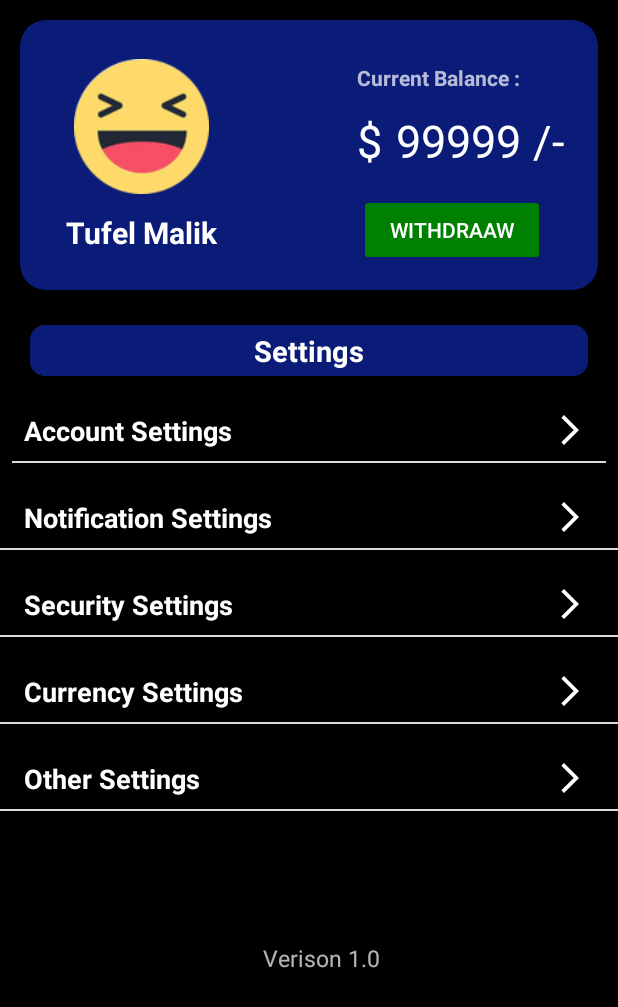
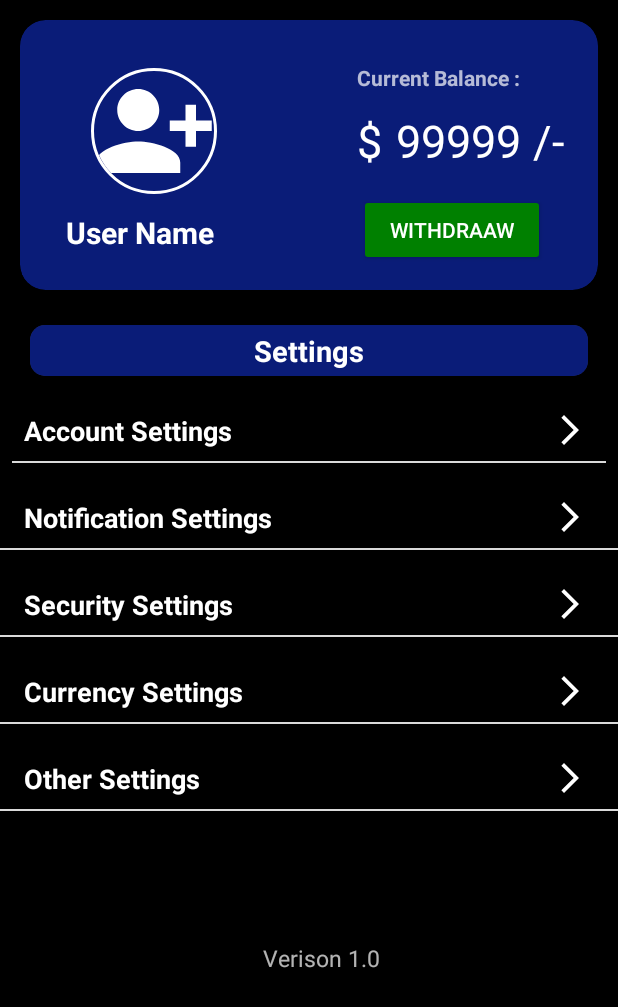
Before and after one commit to TufelMalik/Crypto-Wallet, an Android app: the layout fragment_profile.xml on its own in the app's theme, with its tools: preview values and no code run, on a phone screen of 412 x 824 dp. Shown: the top 1007 px of the screen. Run offline under Robolectric (Android 15) with nearby library versions, the light colour scheme and no system bars; network calls fail; Roboto replaces fonts that are not available here.

Commit message:
commit done User-Auth part-3 .

```diff
--- a/app/build.gradle
+++ b/app/build.gradle
@@ -52,6 +52,8 @@ dependencies {
     implementation 'com.google.firebase:firebase-database-ktx:20.2.2'
     implementation 'androidx.core:core-ktx:+'
     implementation 'com.google.firebase:firebase-database:20.2.2'
+    implementation 'com.google.firebase:firebase-storage-ktx:20.2.1'
+    implementation 'com.google.firebase:firebase-firestore-ktx:24.4.1'
     testImplementation 'junit:junit:4.13.2'
     androidTestImplementation 'androidx.test.ext:junit:1.1.5'
     androidTestImplementation 'androidx.test.espresso:espresso-core:3.5.1'
@@ -78,4 +80,7 @@ dependencies {
     // Progress Bar
     implementation 'com.github.ybq:Android-SpinKit:1.4.0'
 
+    //  Circuler Iamge
+    implementation 'de.hdodenhof:circleimageview:3.1.0'
+
 }
--- a/app/src/main/AndroidManifest.xml
+++ b/app/src/main/AndroidManifest.xml
@@ -3,9 +3,8 @@
     xmlns:tools="http://schemas.android.com/tools">
 
     <uses-permission android:name="android.permission.INTERNET" />
-    <uses-permission android:name="android.permission.READ_EXTERNAL_STORAGE"/>
-    <uses-permission android:name="android.permission.WRITE_EXTERNAL_STORAGE"/>
-    <uses-permission android:name="android.permission.CAMERA"/>
+    <uses-permission android:name="android.permission.READ_EXTERNAL_STORAGE" />
+    <uses-permission android:name="android.permission.WRITE_EXTERNAL_STORAGE" />
 
 
     <application
--- a/app/src/main/java/com/example/cryptowallet/Activitys/LoginActivity.kt
+++ b/app/src/main/java/com/example/cryptowallet/Activitys/LoginActivity.kt
@@ -57,6 +57,7 @@ LoginActivity : AppCompatActivity() {
         val email = binding.etEmailLogin.text.toString()
         val pass = binding.etPassLogin.text.toString()
 
+
         auth.signInWithEmailAndPassword(email,pass)
             .addOnCompleteListener {
                 if(it.isSuccessful){
--- a/app/src/main/java/com/example/cryptowallet/Activitys/RegistrationActivity.kt
+++ b/app/src/main/java/com/example/cryptowallet/Activitys/RegistrationActivity.kt
@@ -8,6 +8,7 @@ import android.view.View
 import android.widget.Toast
 import com.example.cryptowallet.DataClasses.Users
 import com.example.cryptowallet.MainActivity
+import com.example.cryptowallet.R
 import com.example.cryptowallet.databinding.ActivityRegistrationBinding
 import com.google.firebase.auth.FirebaseAuth
 import com.google.firebase.database.FirebaseDatabase
@@ -58,8 +59,8 @@ class RegistrationActivity : AppCompatActivity() {
         )
             .addOnCompleteListener { task ->
                 if (task.isSuccessful) {
+                    addUserDataOnDB(name,email,pass)
                     binding.circularProgressBarReg.visibility = View.GONE
-                    addUserDataOnDB(name,email,pass)
                     startActivity(Intent(this@RegistrationActivity, MainActivity::class.java))
                 } else {
                     binding.circularProgressBarReg.visibility = View.GONE
@@ -70,6 +71,7 @@ class RegistrationActivity : AppCompatActivity() {
                 Toast.makeText(this@RegistrationActivity, "Registration Failed.\nPleas try again later...: ${exception.message}", Toast.LENGTH_SHORT).show()
                 Log.e("Firebase", "Failed to save data", exception)
                 binding.circularProgressBarReg.visibility = View.GONE
+
             }
 
     }
--- a/app/src/main/java/com/example/cryptowallet/DataClasses/UserTrasnData.kt
+++ b/app/src/main/java/com/example/cryptowallet/DataClasses/UserTrasnData.kt
@@ -3,6 +3,7 @@ package com.example.cryptowallet.DataClasses
 import java.util.Date
 
 data class UserTrasnData(
+    val userId : String?,
     val buyTra : String?,
     val sellTra : String?,
     val buyTimeStamp : String?,
--- a/app/src/main/java/com/example/cryptowallet/DataClasses/Users.kt
+++ b/app/src/main/java/com/example/cryptowallet/DataClasses/Users.kt
@@ -7,7 +7,8 @@ data class Users(
     var pass : String?,
     var bal : Double?,
     var uimg : String?,
-    var userTras : List<UserTrasnData>
+    var favCoinId : String?
+
 ){
 
     fun userAuth(userID: String?,name: String?,email: String?, pass: String?){
@@ -17,5 +18,5 @@ data class Users(
         this.pass = pass
     }
 
-    constructor(): this("","","","",0.0,"", emptyList())
+    constructor(): this("","","","",0.0,"","")
 }
--- /dev/null
+++ b/app/src/main/res/drawable/person.xml
@@ -0,0 +1,5 @@
+<vector android:height="24dp" android:tint="#FFFFFF"
+    android:viewportHeight="24" android:viewportWidth="24"
+    android:width="24dp" xmlns:android="http://schemas.android.com/apk/res/android">
+    <path android:fillColor="@android:color/white" android:pathData="M13,8c0,-2.21 -1.79,-4 -4,-4S5,5.79 5,8s1.79,4 4,4S13,10.21 13,8zM15,10v2h3v3h2v-3h3v-2h-3V7h-2v3H15zM1,18v2h16v-2c0,-2.66 -5.33,-4 -8,-4S1,15.34 1,18z"/>
+</vector>
--- a/app/src/main/res/layout/activity_login.xml
+++ b/app/src/main/res/layout/activity_login.xml
@@ -6,6 +6,7 @@
     android:layout_height="match_parent"
     android:background="@color/black"
     tools:context=".Activitys.LoginActivity">
+
 
 
     <TextView
--- a/app/src/main/res/layout/fragment_profile.xml
+++ b/app/src/main/res/layout/fragment_profile.xml
@@ -39,24 +39,27 @@
                         android:layout_height="180dp">
 
 
-                        <ImageView
+                        <de.hdodenhof.circleimageview.CircleImageView
                             android:id="@+id/userImg_profile"
-                            android:layout_width="90dp"
-                            android:layout_height="90dp"
-                            android:background="@drawable/ic_fb_laugh"
+                            android:layout_width="84dp"
+                            android:layout_height="84dp"
+                            android:src="@drawable/person"
+                            app:civ_border_color="@color/white"
+                            app:civ_border_width="2dp"
                             app:layout_constraintBottom_toBottomOf="parent"
-                            app:layout_constraintEnd_toEndOf="parent"
-                            app:layout_constraintHorizontal_bias="0.121"
+                            app:layout_constraintEnd_toStartOf="@+id/textView10"
+                            app:layout_constraintHorizontal_bias="0.335"
                             app:layout_constraintStart_toStartOf="parent"
                             app:layout_constraintTop_toTopOf="parent"
-                            app:layout_constraintVertical_bias="0.288" />
+                            app:layout_constraintVertical_bias="0.333" />
+
 
                         <TextView
                             android:id="@+id/userName_profile"
                             android:layout_width="wrap_content"
                             android:layout_height="wrap_content"
                             android:maxLength="20"
-                            android:text="Tufel Malik"
+                            android:text="User Name"
                             android:textColor="@color/white"
                             android:textSize="20dp"
                             android:textStyle="bold"
@@ -85,6 +88,7 @@
                             tools:ignore="TextSizeCheck" />
 
                         <TextView
+                            android:id="@+id/textView10"
                             android:layout_width="wrap_content"
                             android:layout_height="wrap_content"
                             android:layout_marginStart="24dp"
--- a/app/src/main/res/layout/home_recycler_layout.xml
+++ b/app/src/main/res/layout/home_recycler_layout.xml
@@ -4,7 +4,7 @@
     xmlns:tools="http://schemas.android.com/tools"
     android:layout_width="wrap_content"
     android:layout_margin="4dp"
-    android:backgroundTint="#082043"
+    android:backgroundTint="@color/black"
     app:cardCornerRadius="10dp"
     android:layout_gravity="center_vertical"
     android:layout_height="wrap_content">
--- a/app/src/main/res/layout/wallet_recycler_layout.xml
+++ b/app/src/main/res/layout/wallet_recycler_layout.xml
@@ -4,6 +4,7 @@
     android:layout_margin="8dp"
     android:layout_width="match_parent"
     app:cardCornerRadius="12dp"
+    android:background="@color/black"
     app:cardElevation="8dp"
     xmlns:android="http://schemas.android.com/apk/res/android"
     xmlns:app="http://schemas.android.com/apk/res-auto"
```
Also changed, not shown: app/src/main/java/com/example/cryptowallet/Adapters/CoinAdapter.kt (+4 -3 lines), app/src/main/java/com/example/cryptowallet/Fragments/HomeFragment.kt (+14 -4 lines), app/src/main/java/com/example/cryptowallet/Fragments/ProfileFragment.kt (+84 -11 lines), app/src/main/res/layout/activity_registration.xml (+7 -5 lines), app/src/main/res/layout/fragment_home.xml (+15 -3 lines).
